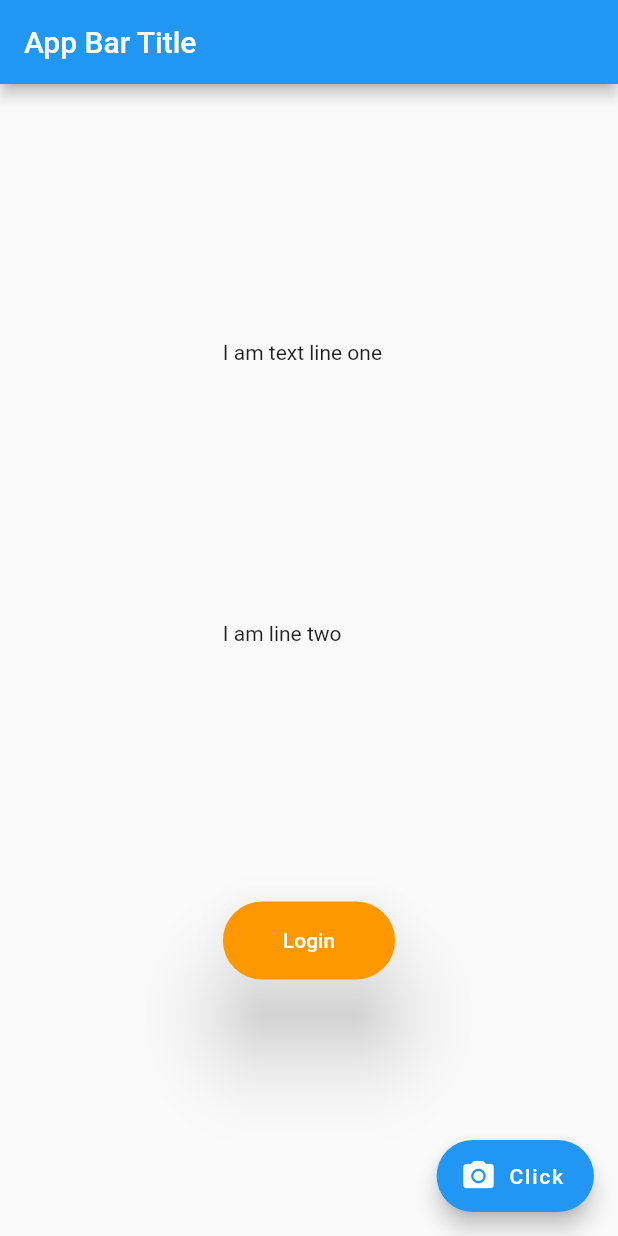
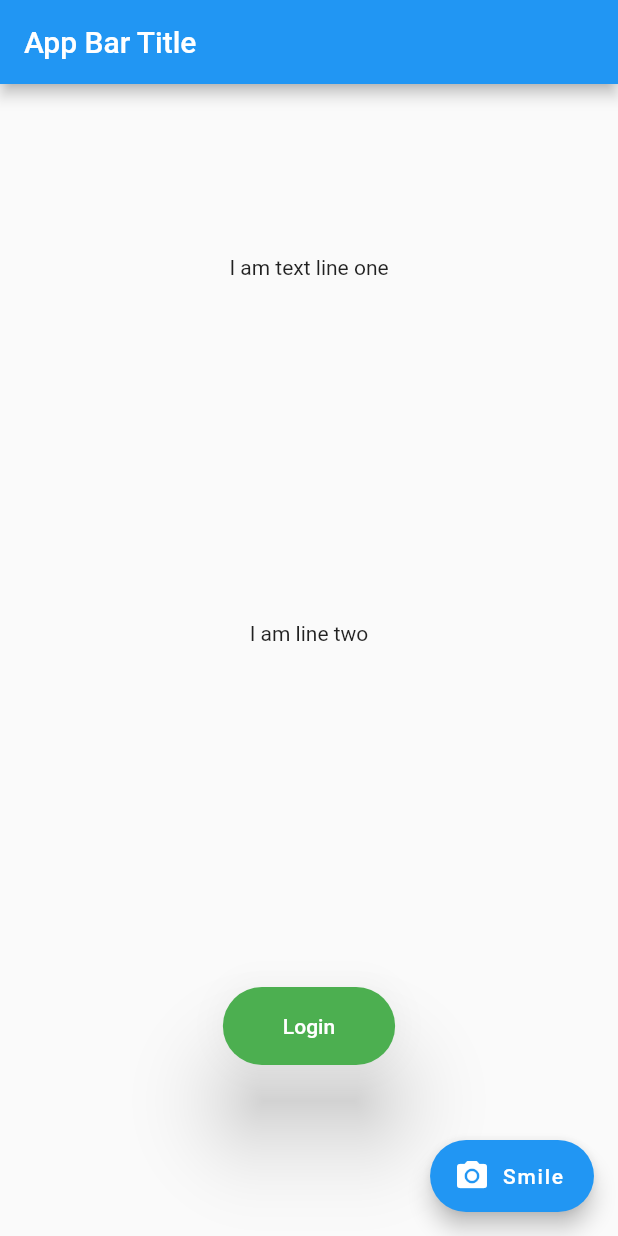
Before and after one commit to anirudh-jwala/hacktoberfest-flutter, a Flutter app: the screen it shows after launch, on a phone screen of 412 x 824 dp. Run offline on Flutter 3.47's test engine with Material 2 defaults, Android fonts, the phone set to English and light mode, and no system bars; our stand-ins replace audioplayers, firebase_auth, firebase_database, firebase_storage, image_picker, sqflite; accounts and stored records are empty.

Commit message:
Update main.dart

```diff
--- a/01_stateless_widgets/lib/main.dart
+++ b/01_stateless_widgets/lib/main.dart
@@ -7,7 +7,7 @@ class MyApp extends StatelessWidget {
  @override
  Widget build(BuildContext context) {
    return MaterialApp(
-   title: 'Anirudh Jwala',
+   title: 'Samkit Jain',
    debugShowCheckedModeBanner: false,
    home: Scaffold(
      key: key,
@@ -16,23 +16,23 @@ class MyApp extends StatelessWidget {
      ),
      body: Center(
        child: Column(
-         mainAxisAlignment: MainAxisAlignment.spaceEvenly,
-         crossAxisAlignment: CrossAxisAlignment.start,
+         mainAxisAlignment: MainAxisAlignment.spaceAround,
+         crossAxisAlignment: CrossAxisAlignment.center,
          children: <Widget>[
            Text('I am text line one'),
            Text('I am line two'),
            RaisedButton(
              onPressed: () {},
              child: Text('Login'),
-             color: Colors.orange,
-             disabledColor: Colors.grey,
+             color: Colors.green,
+             disabledColor: Colors.red,
              elevation: 25.0,
              textColor: Colors.white,
              padding: EdgeInsets.fromLTRB(40.0, 18.0, 40.0, 18.0),
              shape: RoundedRectangleBorder(
                borderRadius: BorderRadius.circular(28.0)
              ),
-             splashColor: Colors.grey,
+             splashColor: Colors.blue,
            ),
          ],
        ),
@@ -40,9 +40,9 @@ class MyApp extends StatelessWidget {
      floatingActionButton: FloatingActionButton.extended(
        onPressed: () {},
        icon: Icon(Icons.photo_camera),
-       label: Text('Click'),
+       label: Text('Smile'),
        shape: RoundedRectangleBorder(
-         borderRadius: BorderRadius.all(Radius.circular(30.0)),
+         borderRadius: BorderRadius.all(Radius.circular(35.0)),
        ),
      ),
    ),
```
